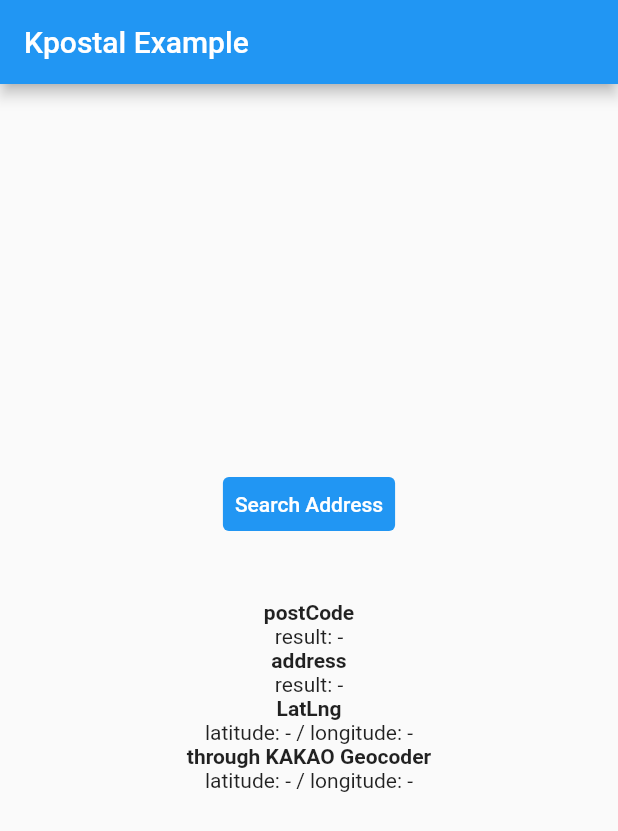
After one commit to disterbia/replica, a Flutter app: the MyHomePage screen opened directly, on a phone screen of 412 x 824 dp. The commit adds this screen. Shown: the top 831 px of the screen. Run offline on Flutter 3.47's test engine with Material 2 defaults, Android fonts, the light colour scheme and no system bars; our stand-ins replace cached_network_image, carousel_slider, cloud_firestore, firebase_auth, firebase_core, flutter_speed_dial and 4 more; missing offline and left inert: dart:html, kpostal; accounts and stored records are empty.

```diff
--- /dev/null
+++ b/lib/view/test3.dart
@@ -0,0 +1,103 @@
+import 'package:flutter/material.dart';
+import 'package:kpostal/kpostal.dart';
+
+
+class Test3 extends StatelessWidget {
+  @override
+  Widget build(BuildContext context) {
+    return MaterialApp(
+      title: 'Kpostal Example',
+      theme: ThemeData(
+        primarySwatch: Colors.blue,
+      ),
+      home: MyHomePage(title: 'Kpostal Example'),
+    );
+  }
+}
+
+class MyHomePage extends StatefulWidget {
+  MyHomePage({Key? key, required this.title}) : super(key: key);
+
+  final String title;
+
+  @override
+  _MyHomePageState createState() => _MyHomePageState();
+}
+
+class _MyHomePageState extends State<MyHomePage> {
+  String postCode = '-';
+  String address = '-';
+  String latitude = '-';
+  String longitude = '-';
+  String kakaoLatitude = '-';
+  String kakaoLongitude = '-';
+
+  @override
+  Widget build(BuildContext context) {
+    return Scaffold(
+      appBar: AppBar(
+        title: Text(widget.title),
+      ),
+      body: Container(
+        alignment: Alignment.center,
+        child: Column(
+          mainAxisSize: MainAxisSize.min,
+          children: [
+            TextButton(
+              onPressed: () async {
+                await Navigator.push(
+                  context,
+                  MaterialPageRoute(
+                    builder: (_) => KpostalView(title: "D",
+                      useLocalServer: true,
+                      localPort: 5000,
+                      kakaoKey: '1636b418a42aa14893e01421182ff14b',
+                      callback: (Kpostal result) {
+                        setState(() {
+                          this.postCode = result.postCode;
+                          this.address = result.address;
+                          this.latitude = result.latitude.toString();
+                          this.longitude = result.longitude.toString();
+                          this.kakaoLatitude = result.kakaoLatitude.toString();
+                          this.kakaoLongitude =
+                              result.kakaoLongitude.toString();
+                        });
+                      },
+                    ),
+                  ),
+                );
+              },
+              style: ButtonStyle(
+                  backgroundColor:
+                  MaterialStateProperty.all<Color>(Colors.blue)),
+              child: Text(
+                'Search Address',
+                style: TextStyle(color: Colors.white),
+              ),
+            ),
+            Container(
+              padding: EdgeInsets.all(40.0),
+              child: Column(
+                children: [
+                  Text('postCode',
+                      style: TextStyle(fontWeight: FontWeight.bold)),
+                  Text('result: ${this.postCode}'),
+                  Text('address',
+                      style: TextStyle(fontWeight: FontWeight.bold)),
+                  Text('result: ${this.address}'),
+                  Text('LatLng', style: TextStyle(fontWeight: FontWeight.bold)),
+                  Text(
+                      'latitude: ${this.latitude} / longitude: ${this.longitude}'),
+                  Text('through KAKAO Geocoder',
+                      style: TextStyle(fontWeight: FontWeight.bold)),
+                  Text(
+                      'latitude: ${this.kakaoLatitude} / longitude: ${this.kakaoLongitude}'),
+                ],
+              ),
+            ),
+          ],
+        ),
+      ),
+    );
+  }
+}
--- a/pubspec.yaml
+++ b/pubspec.yaml
@@ -45,6 +45,8 @@ dependencies:
   get_storage: ^2.0.3
   url_strategy: ^0.2.0
   go_router: ^4.2.8
+  http: ^0.13.5
+  kpostal: ^0.5.1
 
 dev_dependencies:
   flutter_test:
```
Also changed, not shown: lib/router/myGoRouter.dart (+22 -0 lines), lib/view/test1.dart (added, +25 -0 lines), lib/view/test2.dart (added, +42 -0 lines), pubspec.lock.
